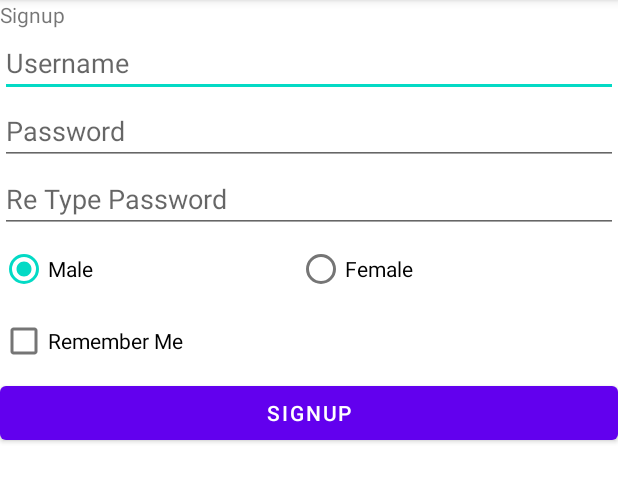
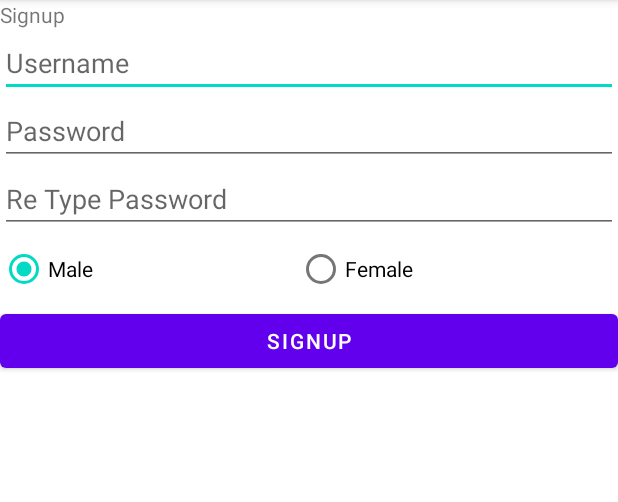
Before and after one commit to MohammedDarawad/QuickWorkout, an Android app: the Signup screen opened directly, with no data from a screen before it, on a phone screen of 412 x 824 dp, the part 84-586 px from its top. Run offline under Robolectric (Android 15) with nearby library versions, the phone set to English and light mode, and no system bars.

```diff
--- a/app/src/main/java/com/example/quickworkout/HomeScreen.java
+++ b/app/src/main/java/com/example/quickworkout/HomeScreen.java
@@ -35,9 +35,9 @@ public class HomeScreen extends AppCompatActivity {
         gson = new Gson();
 
         Category[] categories = new Category[3];
-        categories[0] = new Category(0, "Legs", 4);
-        categories[1] = new Category(1, "Arms", 4);
-        categories[2] = new Category(2, "Chest", 4);
+        categories[0] = new Category(0, "Legs");
+        categories[1] = new Category(1, "Arms");
+        categories[2] = new Category(2, "Chest");
 
         ArrayAdapter<Category> adapter = new ArrayAdapter<Category>(this,
                 android.R.layout.simple_list_item_1,
--- a/app/src/main/java/com/example/quickworkout/Signup.java
+++ b/app/src/main/java/com/example/quickworkout/Signup.java
@@ -26,8 +26,6 @@ public class Signup extends AppCompatActivity {
     private RadioButton rbSelected;
     private int selectedId;
 
-    private CheckBox cbRememberMe;
-
     private SharedPreferences prefs;
     private SharedPreferences.Editor editor;
 
@@ -44,8 +42,6 @@ public class Signup extends AppCompatActivity {
         rgGender = findViewById(R.id.rgGender);
         selectedId = rgGender.getCheckedRadioButtonId();
         rbSelected = findViewById(selectedId);
-
-        cbRememberMe = findViewById(R.id.cbRememberMe);
 
         prefs = PreferenceManager.getDefaultSharedPreferences(this);
         editor = prefs.edit();
--- a/app/src/main/res/layout/activity_signup.xml
+++ b/app/src/main/res/layout/activity_signup.xml
@@ -59,12 +59,6 @@
             android:text="Female" />
     </RadioGroup>
 
-    <CheckBox
-        android:id="@+id/cbRememberMe"
-        android:layout_width="match_parent"
-        android:layout_height="wrap_content"
-        android:text="Remember Me" />
-
     <Button
         android:id="@+id/btSignuo_Login"
         android:layout_width="match_parent"
```
Also changed, not shown: app/src/main/java/com/example/quickworkout/Category.java (+1 -11 lines), app/src/main/java/com/example/quickworkout/MainActivity.java (+21 -3 lines).
